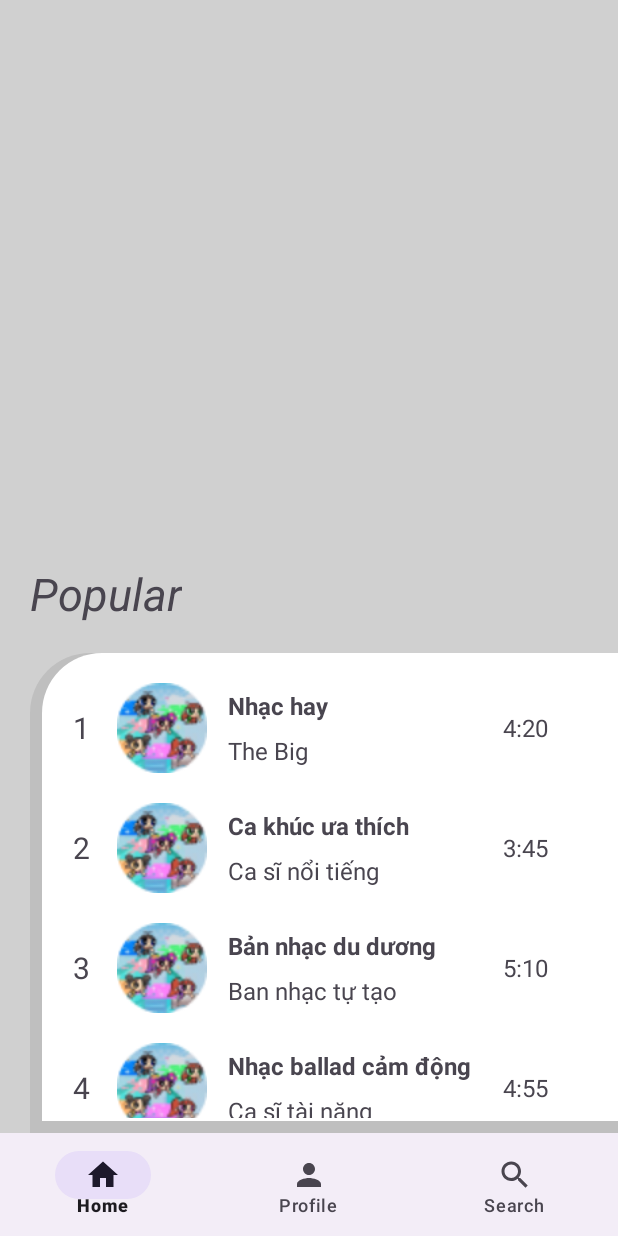
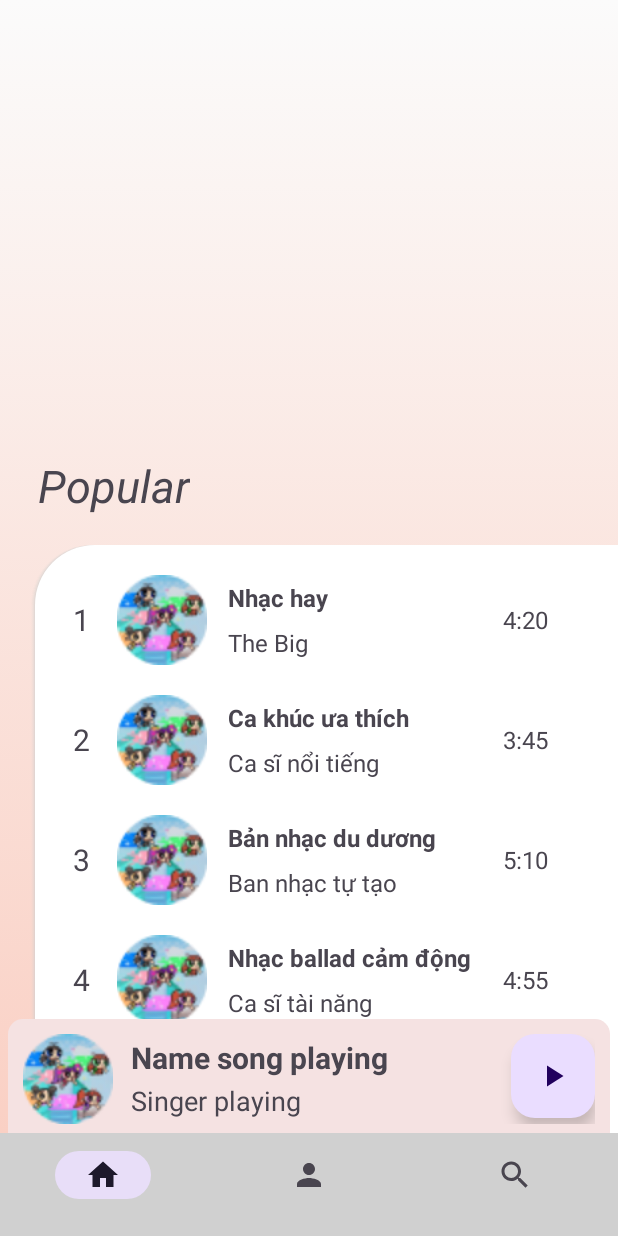
Before and after one commit to NTBDuy/radiOcean, an Android app: the screen it shows after launch (MainActivity), on a phone screen of 412 x 824 dp. Run offline under Robolectric (Android 15) with nearby library versions, the phone set to English and light mode, and no system bars.

Commit message:
14102023 1545 Duy

```diff
--- /dev/null
+++ b/app/src/main/res/drawable/baseline_play_arrow_24.xml
@@ -0,0 +1,5 @@
+<vector android:height="50dp" android:tint="#000000"
+    android:viewportHeight="24" android:viewportWidth="24"
+    android:width="50dp" xmlns:android="http://schemas.android.com/apk/res/android">
+    <path android:fillColor="@android:color/white" android:pathData="M8,5v14l11,-7z"/>
+</vector>
--- a/app/src/main/res/drawable/border_list_song.xml
+++ b/app/src/main/res/drawable/border_list_song.xml
@@ -1,25 +1,79 @@
 <?xml version="1.0" encoding="utf-8"?>
-<!--<shape xmlns:android="http://schemas.android.com/apk/res/android">-->
-<!--    <solid android:color="@color/white"/>-->
-<!--    <corners android:topLeftRadius="40dp"/>-->
-<!--</shape>-->
+<layer-list xmlns:android="http://schemas.android.com/apk/res/android" >
 
-<layer-list xmlns:android="http://schemas.android.com/apk/res/android">
+    <!-- Drop Shadow Stack -->
     <item>
-        <shape android:shape="rectangle">
-            <solid android:color="#CABBBBBB"/>
-            <corners android:topLeftRadius="40dp"/>
+        <shape>
+            <padding
+                android:bottom="1dp"
+                android:left="1dp"
+                android:right="0dp"
+                android:top="0dp" />
+
+            <solid android:color="#00CCCCCC" />
+
+            <corners android:topLeftRadius="40dp" />
+        </shape>
+    </item>
+    <item>
+        <shape>
+            <padding
+                android:bottom="1dp"
+                android:left="1dp"
+                android:right="0dp"
+                android:top="0dp" />
+
+            <solid android:color="#10CCCCCC" />
+
+            <corners android:topLeftRadius="40dp" />
+        </shape>
+    </item>
+    <item>
+        <shape>
+            <padding
+                android:bottom="1dp"
+                android:left="1dp"
+                android:right="0dp"
+                android:top="0dp" />
+
+            <solid android:color="#20CCCCCC" />
+
+            <corners android:topLeftRadius="40dp" />
+        </shape>
+    </item>
+    <item>
+        <shape>
+            <padding
+                android:bottom="1dp"
+                android:left="1dp"
+                android:right="0dp"
+                android:top="0dp" />
+
+            <solid android:color="#30CCCCCC" />
+
+            <corners android:topLeftRadius="40dp" />
+        </shape>
+    </item>
+    <item>
+        <shape>
+            <padding
+                android:bottom="1dp"
+                android:left="1dp"
+                android:right="0dp"
+                android:top="0dp" />
+
+            <solid android:color="#50CCCCCC" />
+
+            <corners android:topLeftRadius="40dp" />
         </shape>
     </item>
 
-    <item
-        android:left="8dp"
-        android:right="0dp"
-        android:top="0dp"
-        android:bottom="8dp">
-        <shape android:shape="rectangle">
-            <solid android:color="@color/white"/>
-            <corners android:topLeftRadius="40dp"/>
+    <!-- Background -->
+    <item>
+        <shape>
+            <solid android:color="@android:color/white" />
+            <corners android:topLeftRadius="40dp" />
         </shape>
     </item>
+
 </layer-list>
--- /dev/null
+++ b/app/src/main/res/drawable/border_playing_song.xml
@@ -0,0 +1,6 @@
+<?xml version="1.0" encoding="utf-8"?>
+<shape xmlns:android="http://schemas.android.com/apk/res/android">
+    <solid android:color="@color/bg_playing"/>
+    <corners android:topLeftRadius="10dp"
+        android:topRightRadius="10dp"/>
+</shape>
--- /dev/null
+++ b/app/src/main/res/drawable/gradient_background.xml
@@ -0,0 +1,11 @@
+<?xml version="1.0" encoding="utf-8"?>
+<selector xmlns:android="http://schemas.android.com/apk/res/android">
+    <item>
+        <shape>
+            <gradient android:angle="90"
+                android:startColor="#fad0c4"
+                android:endColor="#fbfbfb"
+                android:type="linear"/>
+        </shape>
+    </item>
+</selector>
--- a/app/src/main/res/layout/activity_main.xml
+++ b/app/src/main/res/layout/activity_main.xml
@@ -4,7 +4,7 @@
     xmlns:tools="http://schemas.android.com/tools"
     android:layout_width="match_parent"
     android:layout_height="match_parent"
-    android:background="@color/bg"
+    android:background="@drawable/gradient_background"
     tools:context=".MainActivity">
 
     <FrameLayout
@@ -18,5 +18,6 @@
         android:layout_width="match_parent"
         android:layout_height="70dp"
         android:layout_marginTop="755dp"
-        app:menu="@menu/bottom_navmenu"/>
+        app:menu="@menu/bottom_navmenu"
+        android:background="@color/bg_navbar"/>
 </RelativeLayout>
--- a/app/src/main/res/layout/fragment_home.xml
+++ b/app/src/main/res/layout/fragment_home.xml
@@ -1,23 +1,24 @@
 <?xml version="1.0" encoding="utf-8"?>
 <FrameLayout xmlns:android="http://schemas.android.com/apk/res/android"
+    xmlns:app="http://schemas.android.com/apk/res-auto"
     xmlns:tools="http://schemas.android.com/tools"
     android:layout_width="match_parent"
     android:layout_height="match_parent"
-    android:background="@color/bg"
+    android:background="@drawable/gradient_background"
     tools:context=".fragment.HomeFragment">
 
     <RelativeLayout
         android:id="@+id/layoutPopular"
         android:layout_width="match_parent"
-        android:layout_height="400dp"
-        android:layout_marginTop="355dp"
-        android:background="@color/bg">
+        android:layout_height="500dp"
+        android:layout_marginTop="283dp"
+        android:layout_above="@id/layoutPlaying">
 
         <TextView
             android:id="@+id/txtTitlePopular"
             android:layout_width="wrap_content"
             android:layout_height="wrap_content"
-            android:layout_marginStart="20dp"
+            android:layout_marginStart="25dp"
             android:paddingTop="20dp"
             android:paddingBottom="20dp"
             android:text="Popular"
@@ -27,12 +28,61 @@
         <androidx.recyclerview.widget.RecyclerView
             android:id="@+id/recyclerView"
             android:layout_width="match_parent"
-            android:layout_height="320dp"
+            android:layout_height="match_parent"
             android:layout_marginStart="20dp"
             android:layout_marginTop="80dp"
+            android:elevation="2dp"
             android:background="@drawable/border_list_song"
             android:padding="10dp" />
 
     </RelativeLayout>
 
+    <RelativeLayout
+        android:id="@+id/layoutPlaying"
+        android:layout_width="401dp"
+        android:layout_height="80dp"
+        android:layout_marginTop="679dp"
+        android:padding="10dp"
+        android:layout_marginStart="5dp"
+        android:background="@drawable/border_playing_song">
+
+        <ImageView
+            android:id="@+id/imgSongPlaying"
+            android:layout_width="60dp"
+            android:layout_height="60dp"
+            android:padding="10dp"
+            android:background="@drawable/a"/>
+
+        <TextView
+            android:id="@+id/txtNameSongPlaying"
+            android:layout_width="200dp"
+            android:layout_height="30dp"
+            android:text="Name song playing "
+            android:textStyle="bold"
+            android:textSize="20sp"
+            android:singleLine="true"
+            android:layout_toEndOf="@id/imgSongPlaying"
+            android:padding="2dp"
+            android:layout_marginStart="10dp"/>
+
+        <TextView
+            android:id="@+id/txtSingerPlaying"
+            android:layout_width="200dp"
+            android:layout_height="30dp"
+            android:text="Singer playing"
+            android:textSize="18sp"
+            android:layout_toEndOf="@id/imgSongPlaying"
+            android:layout_below="@id/txtNameSongPlaying"
+            android:padding="2dp"
+            android:layout_marginStart="10dp"/>
+
+        <com.google.android.material.floatingactionbutton.FloatingActionButton
+            android:id="@+id/btnPlay"
+            android:layout_width="wrap_content"
+            android:layout_height="wrap_content"
+            android:layout_alignParentEnd="true"
+            android:src="@drawable/baseline_play_arrow_24"/>
+
+
+    </RelativeLayout>
 </FrameLayout>
--- a/app/src/main/res/menu/bottom_navmenu.xml
+++ b/app/src/main/res/menu/bottom_navmenu.xml
@@ -5,18 +5,15 @@
         android:id="@+id/home"
         android:layout_width="wrap_content"
         android:layout_height="wrap_content"
-        android:title="Home"
         android:icon="@drawable/baseline_home_24"/>
     <item
         android:id="@+id/profile"
         android:layout_width="wrap_content"
         android:layout_height="wrap_content"
-        android:title="Profile"
         android:icon="@drawable/baseline_person_24"/>
     <item
         android:id="@+id/search"
         android:layout_width="wrap_content"
         android:layout_height="wrap_content"
-        android:title="Search"
         android:icon="@drawable/baseline_search_24"/>
 </menu>
--- a/app/src/main/res/values/colors.xml
+++ b/app/src/main/res/values/colors.xml
@@ -2,5 +2,6 @@
 <resources>
     <color name="black">#FF000000</color>
     <color name="white">#FFFFFFFF</color>
-    <color name="bg">#D0D0D0</color>
+    <color name="bg_navbar">#D0D0D0</color>
+    <color name="bg_playing">#F5E2E2</color>
 </resources>
```
Also changed, not shown: app/src/main/java/com/duy/radiocean/MainActivity.java (+0 -22 lines).
